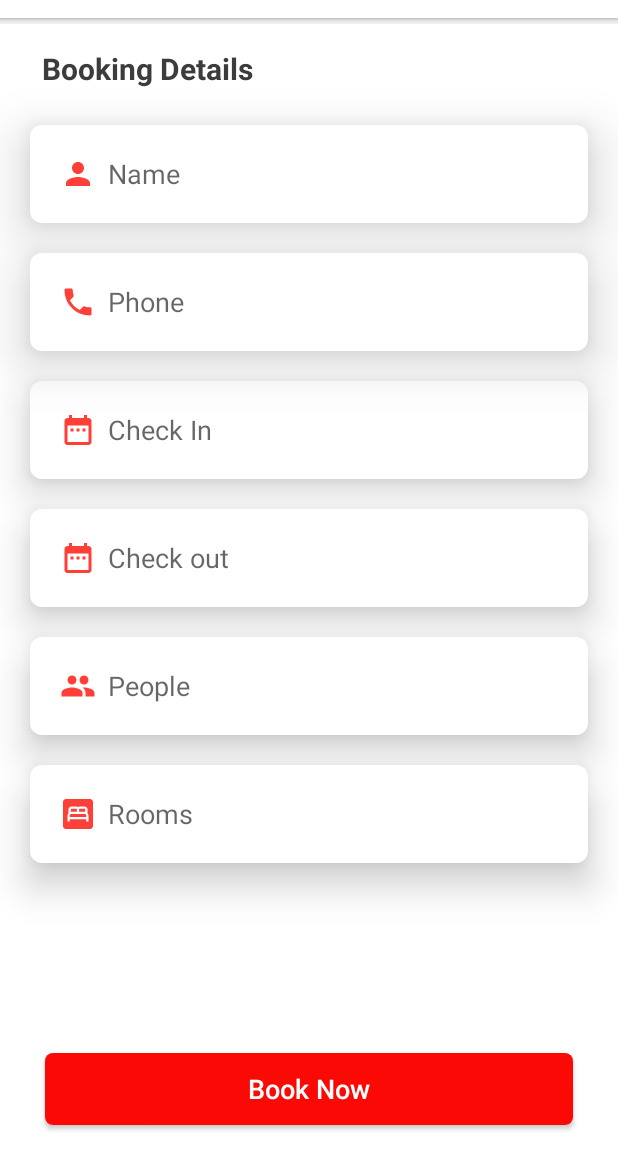
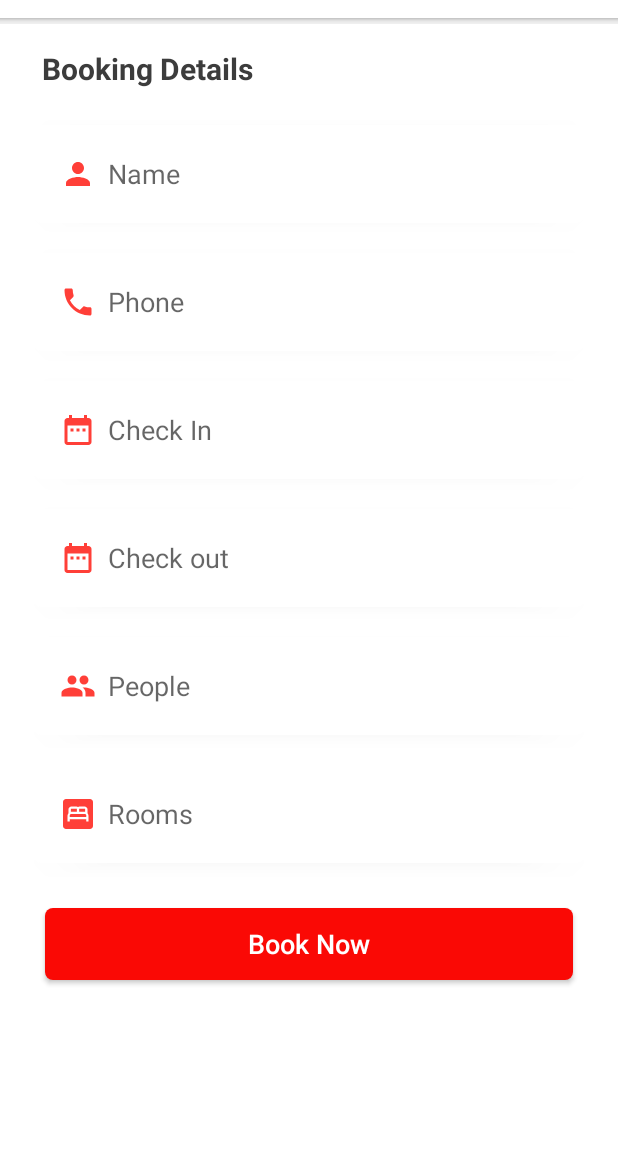
Before and after one commit to victorbamikole/hotel-booking-app, an Android app: the BookingDetailsScreenFragment screen opened through its navigation route, on a phone screen of 412 x 824 dp, the part 66-1236 px from its top. Run offline under Robolectric (Android 15) with nearby library versions, the phone set to English and light mode, and no system bars; our stand-ins replace navigation-ui; libraries missing offline, so code that uses them is left out: com.aminography.primecalendar, com.aminography.primedatepicker; Roboto replaces fonts that are not available here.

Commit message:
Bug at the  bookNow Button Fixed

```diff
--- a/app/src/main/java/com/example/hbapplicationgroupb/dataBase/HBDataBase.kt
+++ b/app/src/main/java/com/example/hbapplicationgroupb/dataBase/HBDataBase.kt
@@ -4,9 +4,11 @@ import android.content.Context
 import androidx.room.Database
 import androidx.room.Room
 import androidx.room.RoomDatabase
+import com.example.hbapplicationgroupb.model.Hotels
+import com.example.hbapplicationgroupb.model.hotelTopDeals.HotelTopDealItems
 
 
-@Database(/**entities = [Post::class, Comment::class], version = 1, exportSchema = false*/)
+@Database(entities = [HotelTopDealItems::class], version = 1, exportSchema = false)
 abstract class HBDataBase : RoomDatabase() {
 
 //    abstract fun postDao(): PostDao
--- a/app/src/main/res/layout/fragment_booking_confirmation.xml
+++ b/app/src/main/res/layout/fragment_booking_confirmation.xml
@@ -52,8 +52,8 @@
 
     <ImageView
         android:id="@+id/fragment_confirmationScreen_Confirmation_ImageView"
-        android:layout_width="wrap_content"
-        android:layout_height="wrap_content"
+        android:layout_width="353dp"
+        android:layout_height="282dp"
         android:src="@drawable/booking"
         app:layout_constraintBottom_toTopOf="@+id/fragment_paymentOptions_AmountToBePaid_textView"
         app:layout_constraintEnd_toEndOf="parent"
--- a/app/src/main/res/layout/fragment_booking_details_screen.xml
+++ b/app/src/main/res/layout/fragment_booking_details_screen.xml
@@ -5,6 +5,7 @@
     android:layout_width="match_parent"
     android:layout_height="match_parent"
     tools:context=".ui.bookingDetailsScreen.bookingDetailsScreenFragment.BookingDetailsScreenFragment">
+
 
 
     <!--    profile toolbar-->
@@ -46,15 +47,6 @@
         app:layout_constraintStart_toStartOf="parent"/>
 
 
-    <View
-        android:layout_width="match_parent"
-        android:layout_height="4dp"
-        android:background="@drawable/toolbar_shadow"
-        android:visibility="visible"
-        app:layout_constraintTop_toBottomOf="@id/fragment_bookingDetails_toolbar"
-        app:layout_constraintEnd_toEndOf="parent"
-        app:layout_constraintStart_toStartOf="parent"/>
-
 
 
     <TextView
@@ -82,7 +74,7 @@
         android:textStyle="normal"
         android:background="@drawable/text_input_rectangle"
         android:drawableStart="@drawable/ic_baseline_person_24"
-        android:elevation="20dp"
+        android:elevation="4dp"
         android:paddingStart="20dp"
         app:layout_constraintEnd_toEndOf="parent"
         app:layout_constraintHorizontal_bias="0.0"
@@ -100,7 +92,7 @@
         android:drawablePadding="8dp"
         android:background="@drawable/text_input_rectangle"
         android:drawableStart="@drawable/ic_baseline_phone_24"
-        android:elevation="20dp"
+        android:elevation="4dp"
         android:paddingStart="20dp"
         app:layout_constraintEnd_toEndOf="parent"
         app:layout_constraintHorizontal_bias="0.476"
@@ -119,7 +111,7 @@
         android:drawablePadding="8dp"
         android:background="@drawable/text_input_rectangle"
         android:drawableStart="@drawable/ic_baseline_date_range_24"
-        android:elevation="15dp"
+        android:elevation="4dp"
         android:paddingStart="20dp"
         app:layout_constraintEnd_toEndOf="parent"
         app:layout_constraintHorizontal_bias="0.476"
@@ -138,7 +130,7 @@
         android:drawablePadding="8dp"
         android:background="@drawable/text_input_rectangle"
         android:drawableStart="@drawable/ic_baseline_date_range_24"
-        android:elevation="15dp"
+        android:elevation="4dp"
         android:paddingStart="20dp"
         app:layout_constraintEnd_toEndOf="parent"
         app:layout_constraintHorizontal_bias="0.476"
@@ -156,7 +148,7 @@
         android:drawablePadding="8dp"
         android:background="@drawable/text_input_rectangle"
         android:drawableStart="@drawable/ic_baseline_people_24"
-        android:elevation="15dp"
+        android:elevation="4dp"
         android:focusable="false"
         android:paddingStart="20dp"
         app:layout_constraintEnd_toEndOf="parent"
@@ -176,13 +168,12 @@
         android:drawablePadding="8dp"
         android:background="@drawable/text_input_rectangle"
         android:drawableStart="@drawable/ic_baseline_bedroom_parent_24"
-        android:elevation="15dp"
+        android:elevation="4dp"
         android:paddingStart="20dp"
         app:layout_constraintEnd_toEndOf="parent"
         app:layout_constraintHorizontal_bias="0.476"
         app:layout_constraintStart_toStartOf="parent"
         app:layout_constraintTop_toBottomOf="@+id/bookingDetailsScreen_textView_Age_Bracket" />
-
 
 
     <androidx.appcompat.widget.AppCompatButton
@@ -195,10 +186,10 @@
         android:textAllCaps="false"
         android:textColor="@color/white"
         android:textSize="18sp"
-        app:layout_constraintBottom_toBottomOf="parent"
         app:layout_constraintEnd_toEndOf="parent"
-        app:layout_constraintHorizontal_bias="0.5"
-        app:layout_constraintStart_toStartOf="parent" />
+        app:layout_constraintHorizontal_bias="0.459"
+        app:layout_constraintStart_toStartOf="parent"
+        app:layout_constraintTop_toBottomOf="@+id/bookingDetailsScreen_textView_Room_type" />
 
 
 </androidx.constraintlayout.widget.ConstraintLayout>
--- a/app/src/main/res/layout/room_number_bottom_sheet.xml
+++ b/app/src/main/res/layout/room_number_bottom_sheet.xml
@@ -74,7 +74,7 @@
     <View
         android:id="@+id/view11"
         android:layout_width="match_parent"
-        android:layout_height="2dp"
+        android:layout_height="1dp"
         android:layout_marginLeft="20dp"
         android:layout_marginTop="20dp"
         android:layout_marginRight="20dp"
@@ -181,7 +181,7 @@
     <View
         android:id="@+id/view14"
         android:layout_width="match_parent"
-        android:layout_height="2dp"
+        android:layout_height="1dp"
         android:layout_marginLeft="20dp"
         android:layout_marginTop="20dp"
         android:layout_marginRight="20dp"
```
